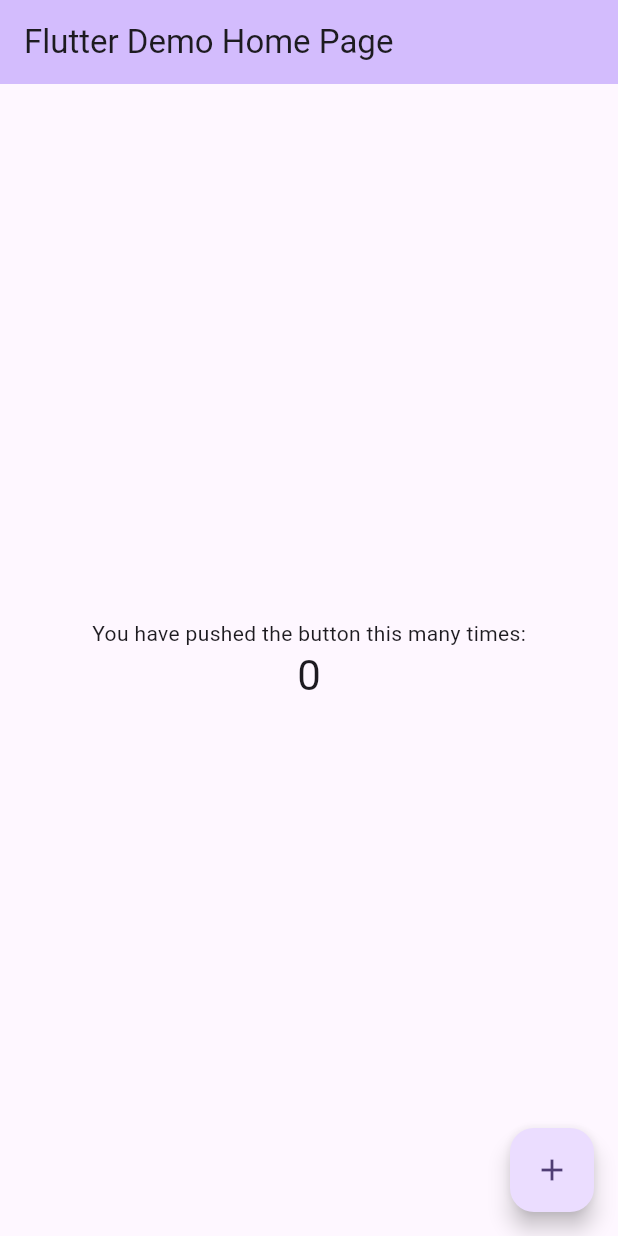
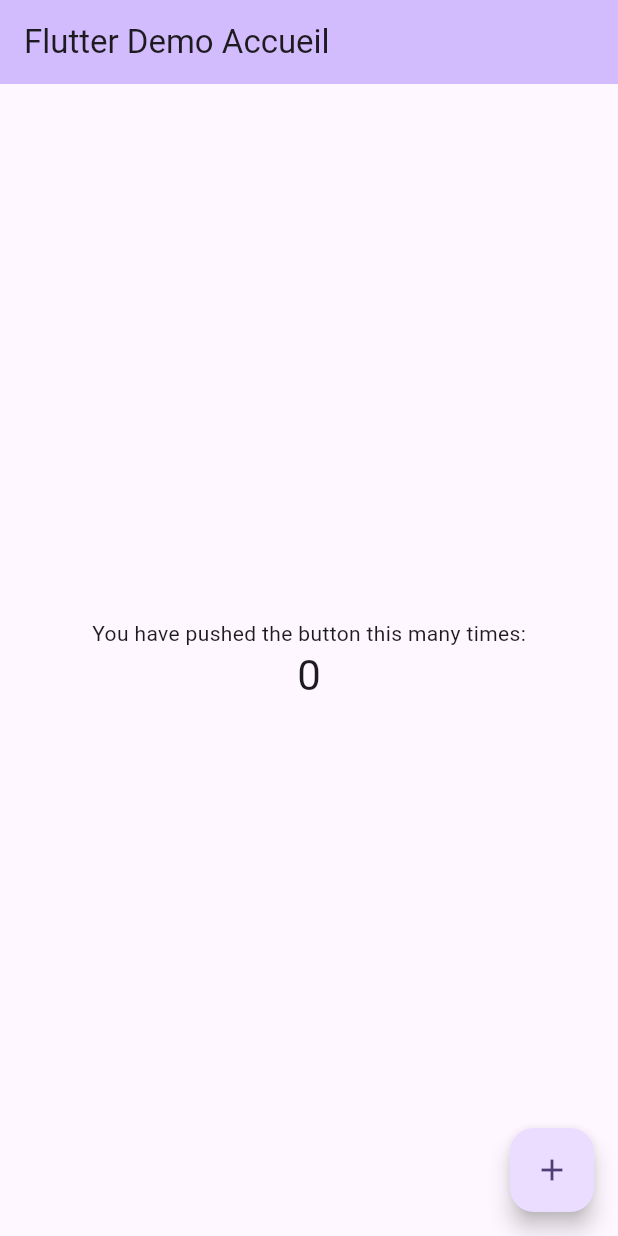
Before and after one commit to Abdoul-aziz000Hassana/Wiitaago, a Flutter app: the screen it shows after launch, on a phone screen of 412 x 824 dp. Run offline on Flutter 3.47's test engine with Material 2 defaults, Android fonts, the phone set to English and light mode, and no system bars.

Commit message:
seconde sauvegarde

```diff
--- a/lib/main.dart
+++ b/lib/main.dart
@@ -31,7 +31,7 @@ class MyApp extends StatelessWidget {
         colorScheme: ColorScheme.fromSeed(seedColor: Colors.deepPurple),
         useMaterial3: true,
       ),
-      home: const MyHomePage(title: 'Flutter Demo Home Page'),
+      home: const MyHomePage(title: 'Flutter Demo Accueil'),
     );
   }
 }
```
